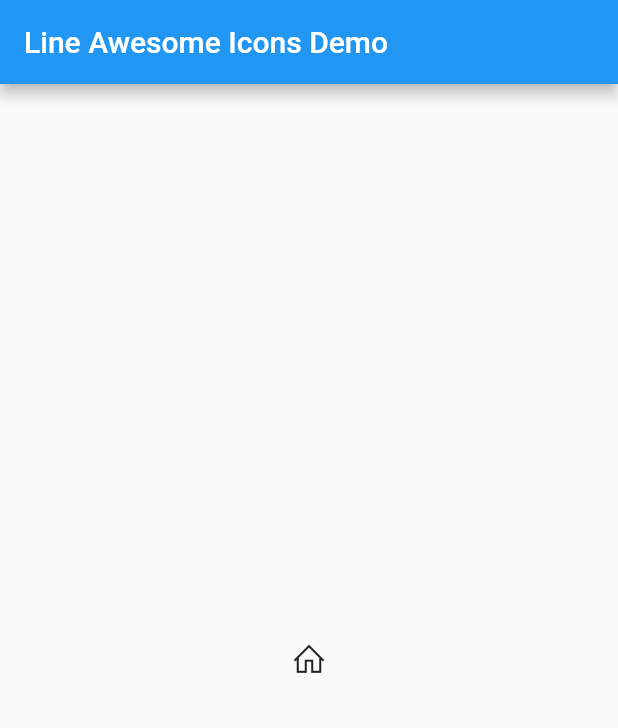
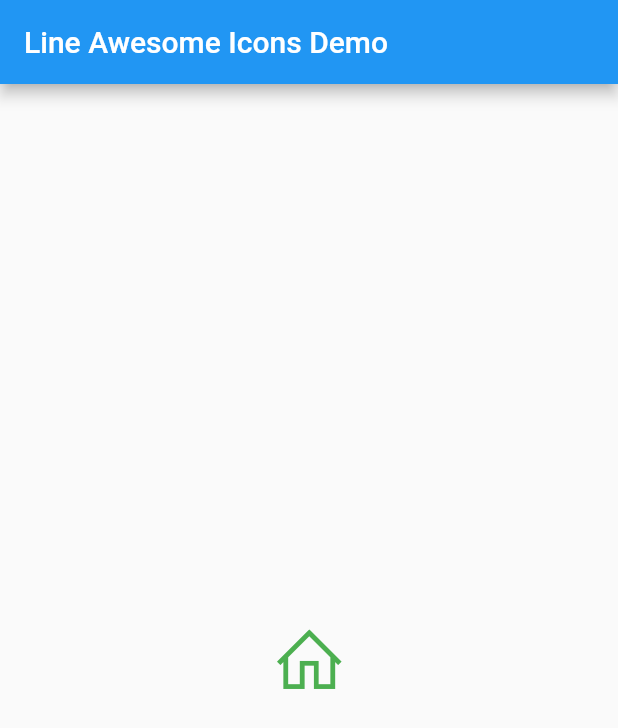
Before and after one commit to peengle/line_awesome_flutter, a Flutter app: the screen it shows after launch, on a phone screen of 412 x 824 dp. Shown: the top 728 px of the screen. Run offline on Flutter 3.47's test engine with Material 2 defaults, Android fonts, the phone set to English and light mode, and no system bars.

Commit message:
update example

```diff
--- a/example/lib/main.dart
+++ b/example/lib/main.dart
@@ -14,7 +14,9 @@ class MyApp extends StatelessWidget {
           appBar: AppBar(
             title: Text("Line Awesome Icons Demo"),
           ),
-          body: Center(child: Icon(LineAwesomeIcons.home)),
+          body: Center(
+              child:
+                  Icon(LineAwesomeIcons.home, size: 50, color: Colors.green)),
         ));
   }
 }
--- a/example/pubspec.yaml
+++ b/example/pubspec.yaml
@@ -1,7 +1,5 @@
 name:  example
 description: An example app for line_awesome_flutter package.
-
-version: 1.0.0
 
 environment:
   sdk: ">=2.3.0 <3.0.0"
```
